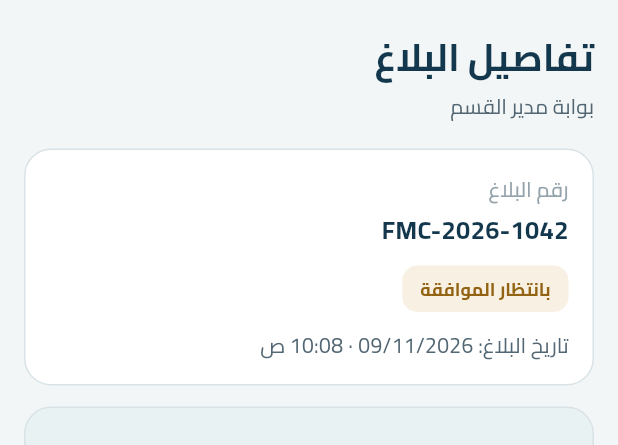
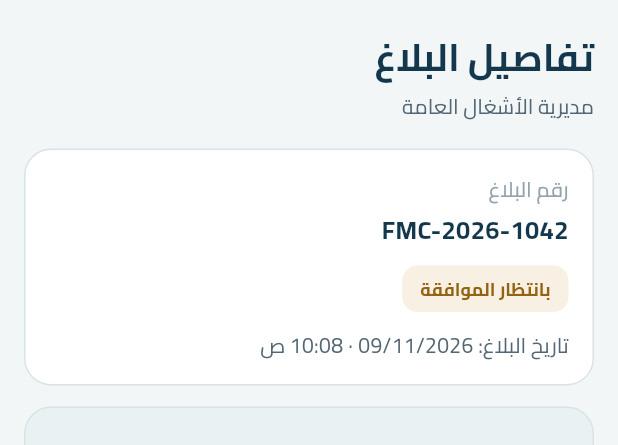
Before and after one commit to 7m4/FixMyCityApplication, a Flutter app: the ReportDetailsScreen widget shown alone on an empty page, opened directly with sample values from the repository, on a phone screen of 412 x 824 dp, the part 99-544 px from its top. Run offline on Flutter 3.47's test engine with Material 3 defaults, Android fonts, the phone set to English and light mode, and no system bars; our stand-ins replace image_picker, material_ui.

Commit message:
Show current department in report details heading

```diff
--- a/lib/features/employee/presentation/screens/report_details_screen.dart
+++ b/lib/features/employee/presentation/screens/report_details_screen.dart
@@ -44,7 +44,7 @@ class ReportDetailsScreen extends StatelessWidget {
               ),
               const SizedBox(height: 5),
               const Text(
-                'بوابة مدير القسم',
+                report.department,
                 textAlign: TextAlign.right,
                 style: TextStyle(color: AppColors.text),
               ),
```
